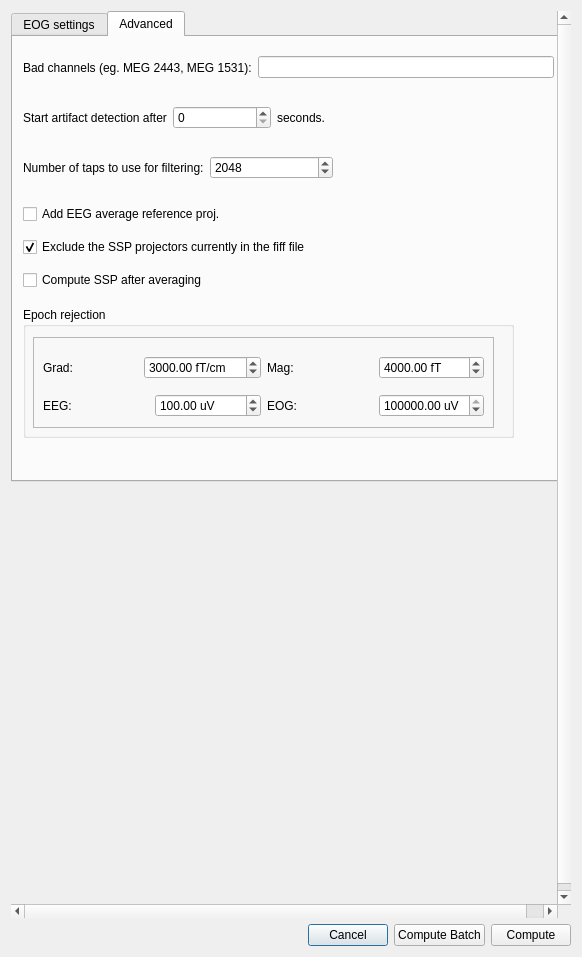
Before: the Qt Designer form qt4Designer_ui_files/eogParametersDialogUi.ui in cibr-jyu/meggie, drawn with Qt 5.
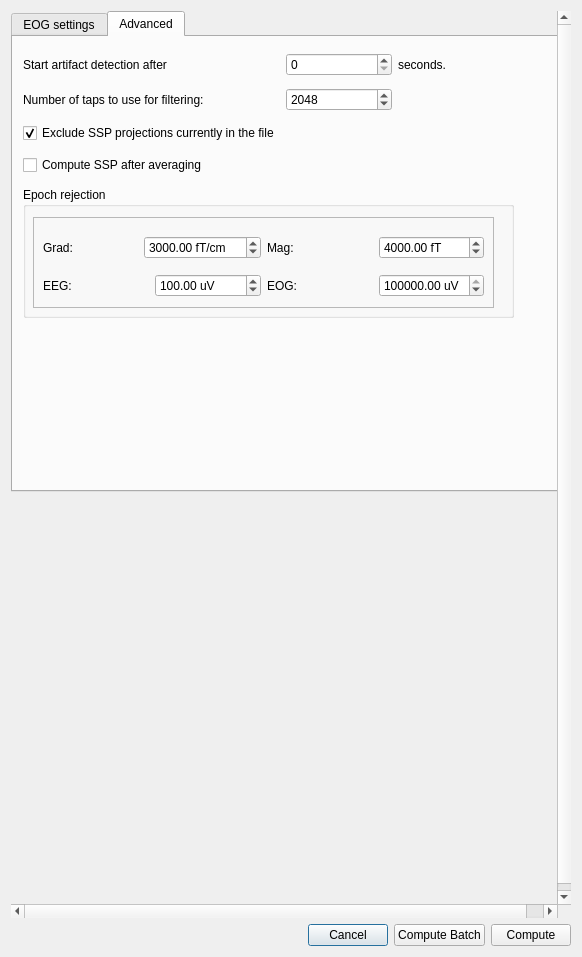
After: the same form once the commit is applied. The open tabs and pages were chosen to show the change.

```diff
--- a/qt4Designer_ui_files/eogParametersDialogUi.ui
+++ b/qt4Designer_ui_files/eogParametersDialogUi.ui
@@ -89,8 +89,8 @@
         <rect>
          <x>0</x>
          <y>0</y>
-         <width>553</width>
-         <height>471</height>
+         <width>561</width>
+         <height>481</height>
         </rect>
        </property>
        <property name="currentIndex">
@@ -494,127 +494,11 @@
         <attribute name="title">
          <string>Advanced</string>
         </attribute>
-        <widget class="QWidget" name="horizontalLayoutWidget_17">
-         <property name="geometry">
-          <rect>
-           <x>10</x>
-           <y>60</y>
-           <width>351</width>
-           <height>41</height>
-          </rect>
-         </property>
-         <layout class="QHBoxLayout" name="horizontalLayout_21">
-          <item>
-           <widget class="QLabel" name="labelStart1">
-            <property name="text">
-             <string>Start artifact detection after</string>
-            </property>
-           </widget>
-          </item>
-          <item>
-           <widget class="QSpinBox" name="spinBoxStart"/>
-          </item>
-          <item>
-           <widget class="QLabel" name="labelStart2">
-            <property name="text">
-             <string>seconds.</string>
-            </property>
-           </widget>
-          </item>
-         </layout>
-        </widget>
-        <widget class="QWidget" name="layoutWidget">
-         <property name="geometry">
-          <rect>
-           <x>10</x>
-           <y>10</y>
-           <width>531</width>
-           <height>41</height>
-          </rect>
-         </property>
-         <layout class="QHBoxLayout" name="horizontalLayout_28">
-          <item>
-           <widget class="QLabel" name="labelBad">
-            <property name="text">
-             <string>Bad channels (eg. MEG 2443, MEG 1531):</string>
-            </property>
-           </widget>
-          </item>
-          <item>
-           <widget class="QLineEdit" name="lineEditBad"/>
-          </item>
-         </layout>
-        </widget>
-        <widget class="QWidget" name="layoutWidget_2">
-         <property name="geometry">
-          <rect>
-           <x>10</x>
-           <y>110</y>
-           <width>310</width>
-           <height>41</height>
-          </rect>
-         </property>
-         <layout class="QHBoxLayout" name="horizontalLayout_22">
-          <item>
-           <widget class="QLabel" name="labelTaps">
-            <property name="text">
-             <string>Number of taps to use for filtering:</string>
-            </property>
-           </widget>
-          </item>
-          <item>
-           <widget class="QSpinBox" name="spinBoxTaps">
-            <property name="maximum">
-             <number>10000</number>
-            </property>
-            <property name="value">
-             <number>2048</number>
-            </property>
-           </widget>
-          </item>
-         </layout>
-        </widget>
-        <widget class="QWidget" name="verticalLayoutWidget">
-         <property name="geometry">
-          <rect>
-           <x>10</x>
-           <y>160</y>
-           <width>371</width>
-           <height>101</height>
-          </rect>
-         </property>
-         <layout class="QVBoxLayout" name="verticalLayout">
-          <item>
-           <widget class="QCheckBox" name="checkBoxEEGProj">
-            <property name="text">
-             <string>Add EEG average reference proj.</string>
-            </property>
-           </widget>
-          </item>
-          <item>
-           <widget class="QCheckBox" name="checkBoxSSPProj">
-            <property name="text">
-             <string>Exclude the SSP projectors currently in the fiff file</string>
-            </property>
-            <property name="checked">
-             <bool>true</bool>
-            </property>
-           </widget>
-          </item>
-          <item>
-           <widget class="QCheckBox" name="checkBoxSSPCompute">
-            <property name="text">
-             <string>Compute SSP after averaging</string>
-            </property>
-           </widget>
-          </item>
-         </layout>
-        </widget>
         <widget class="QGroupBox" name="groupBox">
          <property name="geometry">
           <rect>
            <x>10</x>
-           <y>270</y>
+           <y>150</y>
            <width>491</width>
            <height>131</height>
           </rect>
@@ -761,6 +645,72 @@
           </widget>
          </widget>
         </widget>
+        <widget class="QWidget" name="gridLayoutWidget">
+         <property name="geometry">
+          <rect>
+           <x>10</x>
+           <y>10</y>
+           <width>481</width>
+           <height>138</height>
+          </rect>
+         </property>
+         <layout class="QGridLayout" name="gridLayout_2">
+          <item row="0" column="1">
+           <widget class="QSpinBox" name="spinBoxStart"/>
+          </item>
+          <item row="3" column="0">
+           <widget class="QCheckBox" name="checkBoxSSPCompute">
+            <property name="text">
+             <string>Compute SSP after averaging</string>
+            </property>
+           </widget>
+          </item>
+          <item row="1" column="0">
+           <widget class="QLabel" name="labelTaps">
+            <property name="text">
+             <string>Number of taps to use for filtering:</string>
+            </property>
+           </widget>
+          </item>
+          <item row="0" column="2">
+           <widget class="QLabel" name="labelStart2">
+            <property name="text">
+             <string>seconds.</string>
+            </property>
+           </widget>
+          </item>
+          <item row="1" column="1">
+           <widget class="QSpinBox" name="spinBoxTaps">
+            <property name="maximum">
+             <number>10000</number>
+            </property>
+            <property name="value">
+             <number>2048</number>
+            </property>
+           </widget>
+          </item>
+          <item row="0" column="0">
+           <widget class="QLabel" name="labelStart1">
+            <property name="text">
+             <string>Start artifact detection after</string>
+            </property>
+           </widget>
+          </item>
+          <item row="2" column="0">
+           <widget class="QCheckBox" name="checkBoxSSPProj">
+            <property name="enabled">
+             <bool>true</bool>
+            </property>
+            <property name="text">
+             <string>Exclude SSP projections currently in the file</string>
+            </property>
+            <property name="checked">
+             <bool>true</bool>
+            </property>
+           </widget>
+          </item>
+         </layout>
+        </widget>
        </widget>
       </widget>
       <widget class="QWidget" name="widget" native="true">
```
Left out of the diff: 58 changed lines with no effect on the pictures.
